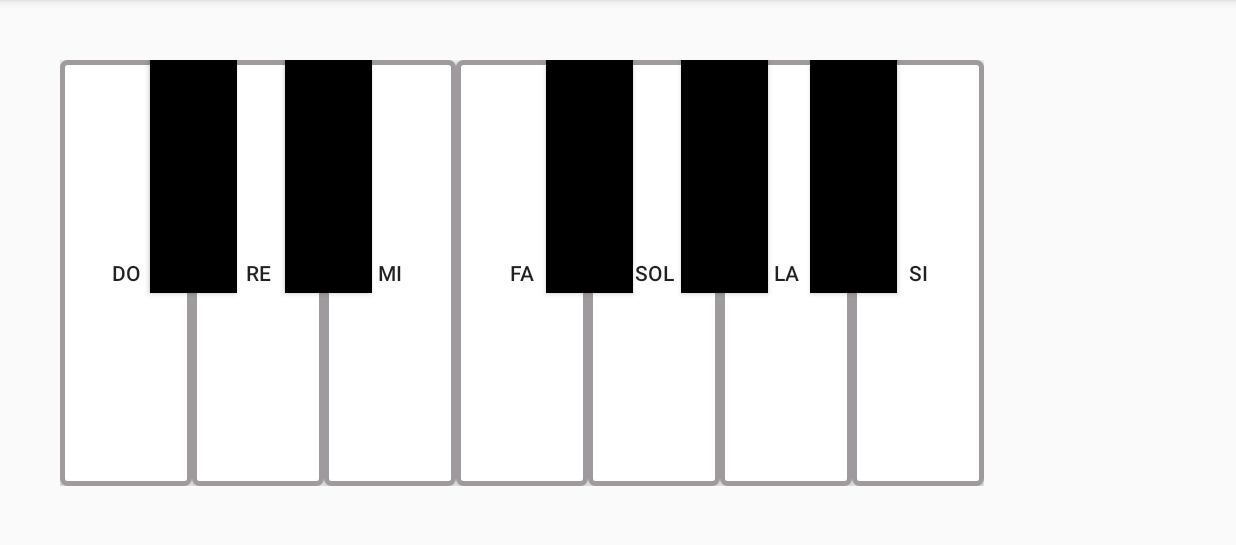
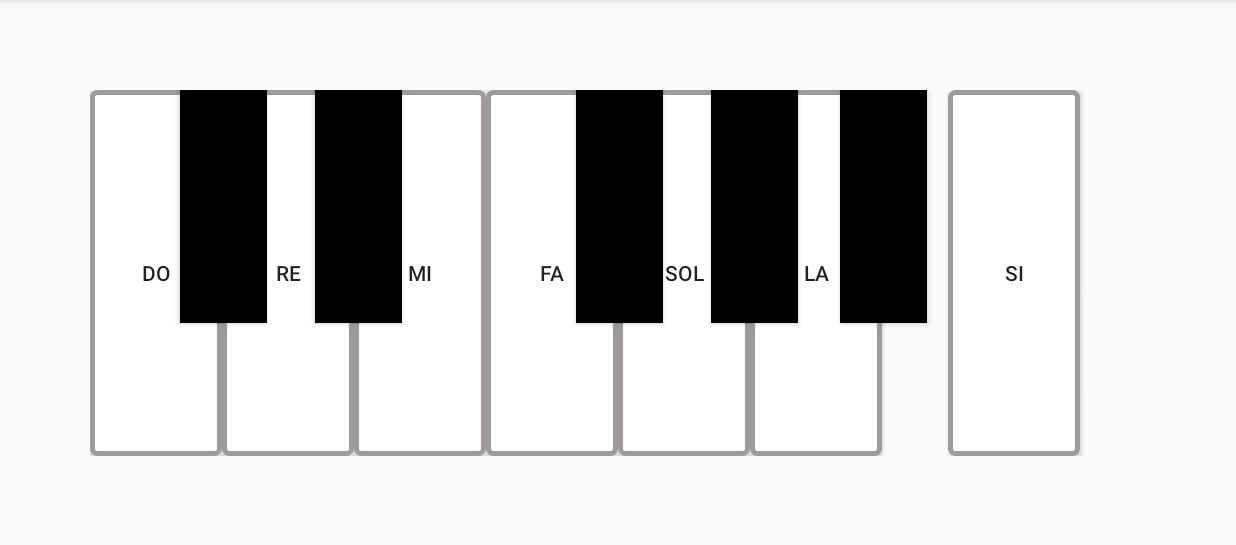
Before and after one commit to fran11sv/PianoGrupo10, an Android app: the screen it shows after launch (piano), on a phone screen of 824 x 412 dp (held sideways), the part 72-617 px from its top. Run offline under Robolectric (Android 15) with nearby library versions, the phone set to English and light mode, and no system bars.

Commit message:
Piano centrado

```diff
--- a/app/src/main/res/layout/activity_piano.xml
+++ b/app/src/main/res/layout/activity_piano.xml
@@ -10,11 +10,18 @@
     tools:context=".piano">
 
 
-
     <androidx.constraintlayout.widget.ConstraintLayout
         android:layout_width="wrap_content"
         android:layout_height="match_parent"
-        android:layout_gravity="center">
+        android:layout_alignParentStart="true"
+        android:layout_alignParentTop="true"
+        android:layout_alignParentEnd="true"
+        android:layout_alignParentBottom="true"
+        android:layout_gravity="center"
+        android:layout_marginStart="20dp"
+        android:layout_marginTop="20dp"
+        android:layout_marginEnd="20dp"
+        android:layout_marginBottom="20dp">
 
 
         <Button
@@ -22,17 +29,15 @@
             android:layout_width="wrap_content"
             android:layout_height="match_parent"
             android:background="@drawable/button_border"
-
-            android:text="DO"
-            app:layout_constraintStart_toStartOf="parent"
-            />
+            android:text="@string/do_nota"
+            app:layout_constraintStart_toStartOf="parent" />
 
         <Button
             android:id="@+id/btnRe"
             android:layout_width="wrap_content"
             android:layout_height="match_parent"
             android:background="@drawable/button_border"
-            android:text="RE"
+            android:text="@string/re_nota"
             app:layout_constraintStart_toEndOf="@+id/btnDo"
             tools:layout_editor_absoluteY="0dp" />
 
@@ -41,7 +46,7 @@
             android:layout_width="wrap_content"
             android:layout_height="match_parent"
             android:background="@drawable/button_border"
-            android:text="MI"
+            android:text="@string/mi_nota"
             app:layout_constraintStart_toEndOf="@+id/btnRe"
             tools:layout_editor_absoluteY="0dp" />
 
@@ -50,7 +55,7 @@
             android:layout_width="wrap_content"
             android:layout_height="match_parent"
             android:background="@drawable/button_border"
-            android:text="FA"
+            android:text="@string/fa_nota"
             app:layout_constraintStart_toEndOf="@+id/btnMi"
             tools:layout_editor_absoluteY="0dp" />
 
@@ -59,7 +64,7 @@
             android:layout_width="wrap_content"
             android:layout_height="match_parent"
             android:background="@drawable/button_border"
-            android:text="SOL"
+            android:text="@string/sol_nota"
             app:layout_constraintStart_toEndOf="@+id/btnFa"
             tools:layout_editor_absoluteY="0dp" />
 
@@ -68,7 +73,7 @@
             android:layout_width="wrap_content"
             android:layout_height="match_parent"
             android:background="@drawable/button_border"
-            android:text="LA"
+            android:text="@string/la_nota"
             app:layout_constraintStart_toEndOf="@+id/btnSol"
             tools:layout_editor_absoluteY="0dp" />
 
@@ -77,7 +82,7 @@
             android:layout_width="wrap_content"
             android:layout_height="match_parent"
             android:background="@drawable/button_border"
-            android:text="SI"
+            android:text="@string/si_nota"
             app:layout_constraintEnd_toEndOf="parent"
             app:layout_constraintStart_toEndOf="@+id/btnLa"
             tools:layout_editor_absoluteY="0dp" />
@@ -87,7 +92,15 @@
 
     <androidx.constraintlayout.widget.ConstraintLayout
         android:layout_width="691dp"
-        android:layout_height="352dp">
+        android:layout_height="352dp"
+        android:layout_alignParentStart="true"
+        android:layout_alignParentTop="true"
+        android:layout_alignParentEnd="true"
+        android:layout_alignParentBottom="true"
+        android:layout_marginStart="20dp"
+        android:layout_marginTop="20dp"
+        android:layout_marginEnd="20dp"
+        android:layout_marginBottom="20dp">
 
         <Button
             android:id="@+id/btnDoSos"
@@ -110,6 +123,7 @@
             app:layout_constraintStart_toEndOf="@+id/btnDoSos"
             app:layout_constraintTop_toTopOf="parent"
             app:layout_constraintVertical_bias="0.0" />
+
         <Button
             android:id="@+id/btnFaSos"
             android:layout_width="58dp"
--- a/app/src/main/res/values/strings.xml
+++ b/app/src/main/res/values/strings.xml
@@ -1,3 +1,10 @@
 <resources>
     <string name="app_name">PianoGrupo10</string>
+    <string name="do_nota">DO</string>
+    <string name="re_nota">RE</string>
+    <string name="mi_nota">MI</string>
+    <string name="fa_nota">FA</string>
+    <string name="sol_nota">SOL</string>
+    <string name="la_nota">LA</string>
+    <string name="si_nota">SI</string>
 </resources>
```
